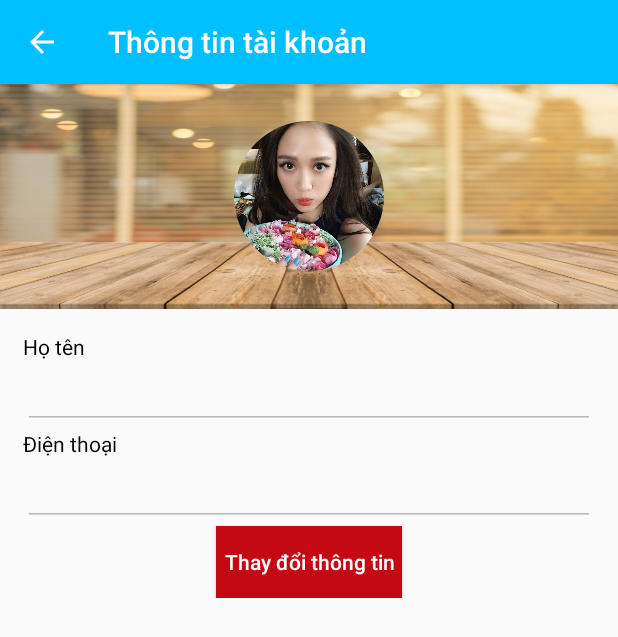
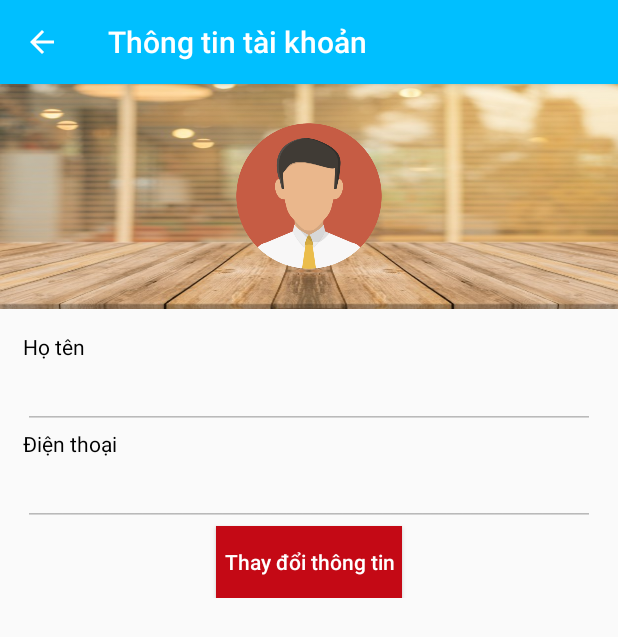
Before and after one commit to cuongnd273/hellofood, an Android app: the AccountActivity screen opened directly, with no data from a screen before it, on a phone screen of 412 x 824 dp. Shown: the top 637 px of the screen. Run offline under Robolectric (Android 15) with nearby library versions, the phone set to English and light mode, and no system bars; our stand-ins replace CircleImageView; pictures from the network do not load; 2 statements that could not run were skipped.

Commit message:
Change avatar

```diff
--- a/app/src/main/res/layout/activity_account.xml
+++ b/app/src/main/res/layout/activity_account.xml
@@ -34,7 +34,7 @@
                     android:layout_width="100dp"
                     android:layout_height="100dp"
                     android:layout_gravity="center"
-                    android:src="@drawable/kieuan" />
+                    android:src="@drawable/user" />
             </FrameLayout>
             <LinearLayout
                 android:id="@+id/info"
--- a/app/src/main/res/layout/nav_menu.xml
+++ b/app/src/main/res/layout/nav_menu.xml
@@ -23,7 +23,7 @@
                 android:id="@+id/avatar"
                 android:layout_width="96dp"
                 android:layout_height="96dp"
-                android:src="@drawable/kieuan"
+                android:src="@drawable/user"
                 app:civ_border_width="1dp"
                 app:civ_border_color="#FFF"
                 android:layout_marginBottom="10dp"/>
```
Also changed, not shown: app/src/main/res/drawable/kieuan.jpg (deleted), app/src/main/res/drawable/user.png (added).
